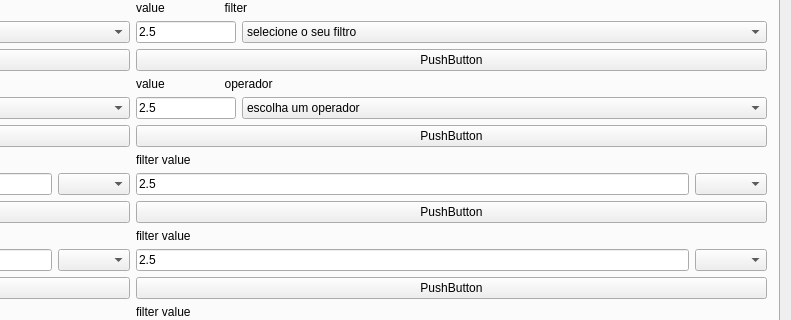
Qt form Software-Qt/mainwindow.ui (EngineeringLibrary/BCN3D) before a commit; both pictures show x 526 to 1317 and y 256 to 576 of the 1317 by 753 pixel window.
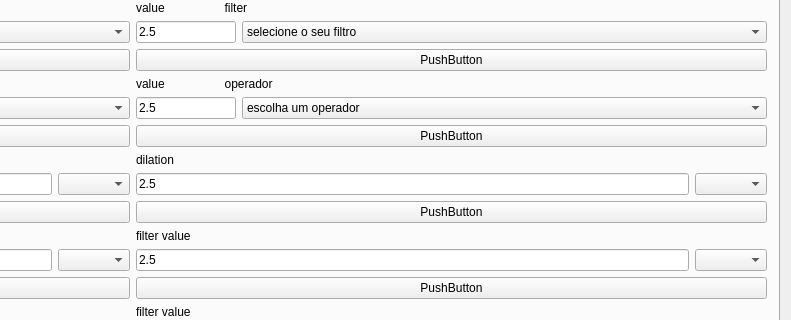
The same form after that commit.

Patch:
```diff
--- a/Software-Qt/mainwindow.ui
+++ b/Software-Qt/mainwindow.ui
@@ -555,7 +555,7 @@
                </size>
               </property>
               <property name="text">
-               <string>filter value</string>
+               <string>dilation</string>
               </property>
              </widget>
             </item>
```
Left out of the diff: 2 changed lines with no effect on the pictures.
